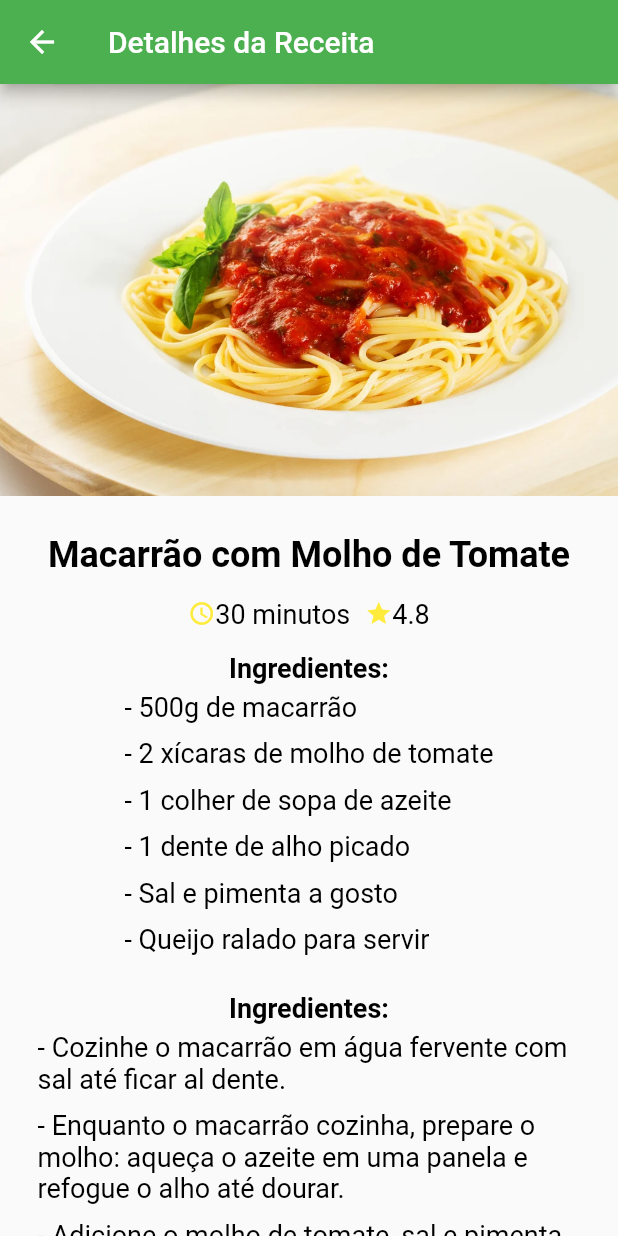
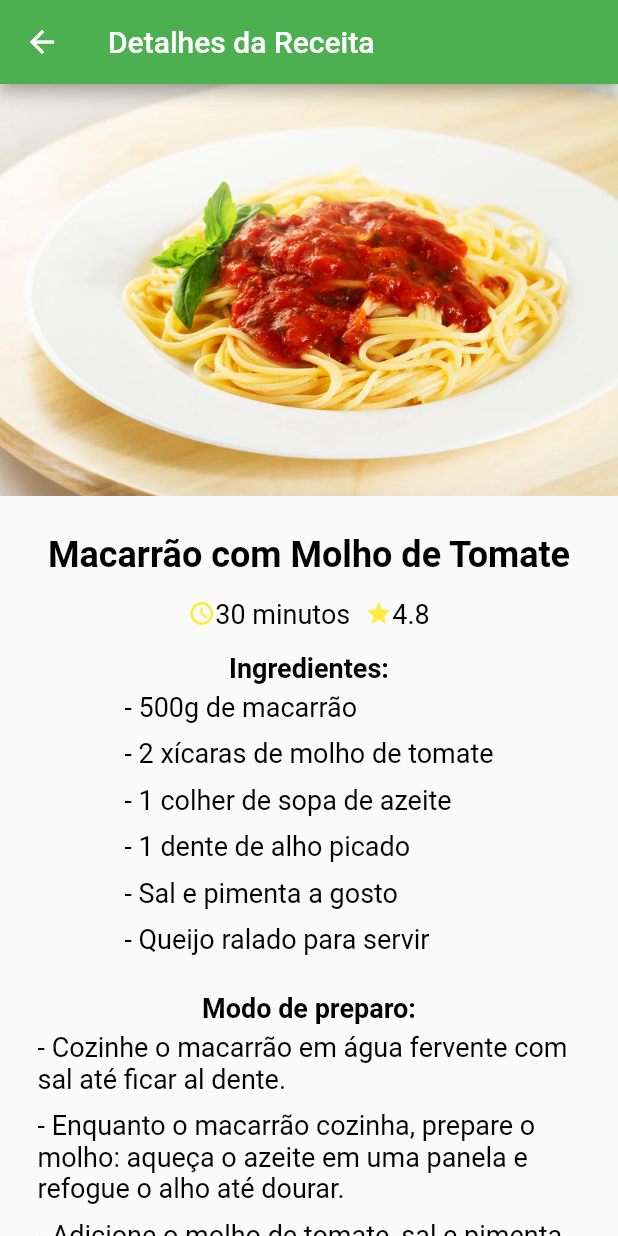
Before and after one commit to leomvidal10/RecipeApp, a Flutter app: the screen it shows after launch, after a tap on "Macarrão com Molho de Tomate", on a phone screen of 412 x 824 dp. Run offline on Flutter 3.47's test engine with Material 2 defaults, Android fonts, the phone set to English and light mode, and no system bars.

Commit message:
ajustes texto modo de preparo

```diff
--- a/lib/views/recipe-details-screen.dart
+++ b/lib/views/recipe-details-screen.dart
@@ -114,7 +114,7 @@ class RecipeDetailsScreen extends StatelessWidget {
                       const Padding(
                         padding: EdgeInsets.only(top: 20),
                         child: Text(
-                          'Ingredientes:',
+                          'Modo de preparo:',
                           style: TextStyle(
                               fontSize: 18, fontWeight: FontWeight.bold),
                         ),
```
